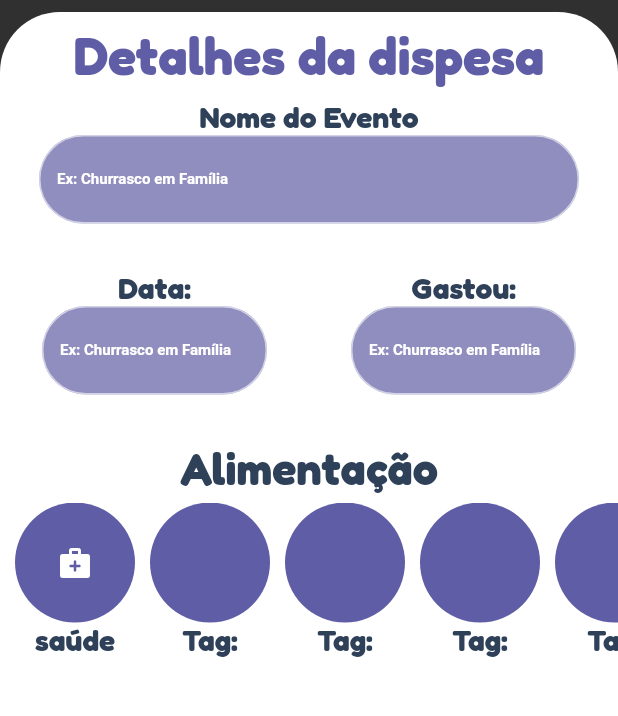
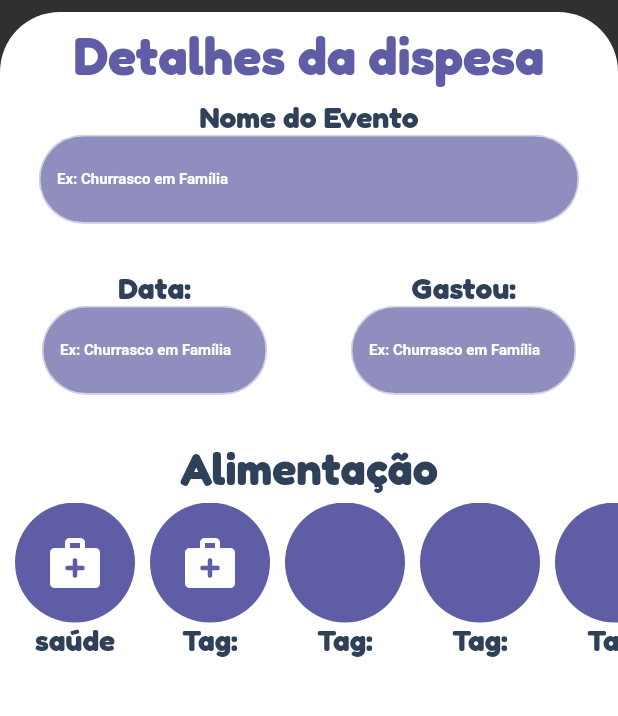
Before and after one commit to JoseGoncalvess/My-Money, a Flutter app: the screen it shows after launch, on a phone screen of 412 x 824 dp, the part 117-833 px from its top. Run offline on Flutter 3.47's test engine with Material 2 defaults, Android fonts, the phone set to English and light mode, and no system bars; our stand-ins replace google_fonts.

Commit message:
page to safe money

```diff
--- a/my_money/lib/views/AddEvent.dart
+++ b/my_money/lib/views/AddEvent.dart
@@ -209,10 +209,16 @@ class _AddEventState extends State<AddEvent> {
                                     height: 80,
                                     width: 80,
                                     decoration: BoxDecoration(
-                                      color: Color(0xFF5F5DA6),
-                                      borderRadius: BorderRadius.circular(50)),
-                                  child: Icon(Icons.medical_services_rounded),
+                                        color: const Color(0xFF5F5DA6),
+                                        borderRadius:
+                                            BorderRadius.circular(50)),
+                                    child: IconButton(
+                                      onPressed: () {},
+                                      icon: const Icon(
+                                        Icons.medical_services_rounded,
+                                        size: 40,
                                       ),
+                                    )),
                                 Text("saúde",
                                     style: GoogleFonts.fredoka(
                                         textStyle: const TextStyle(
@@ -232,9 +238,16 @@ class _AddEventState extends State<AddEvent> {
                                     height: 80,
                                     width: 80,
                                     decoration: BoxDecoration(
-                                      color: Color(0xFF5F5DA6),
-                                      borderRadius: BorderRadius.circular(50)),
+                                        color: const Color(0xFF5F5DA6),
+                                        borderRadius:
+                                            BorderRadius.circular(50)),
+                                    child: IconButton(
+                                      onPressed: () {},
+                                      icon: const Icon(
+                                        Icons.medical_services_rounded,
+                                        size: 40,
                                       ),
+                                    )),
                                 Text("Tag:",
                                     style: GoogleFonts.fredoka(
                                         textStyle: const TextStyle(
```
Lines whose indentation alone changed are shown as unchanged.
